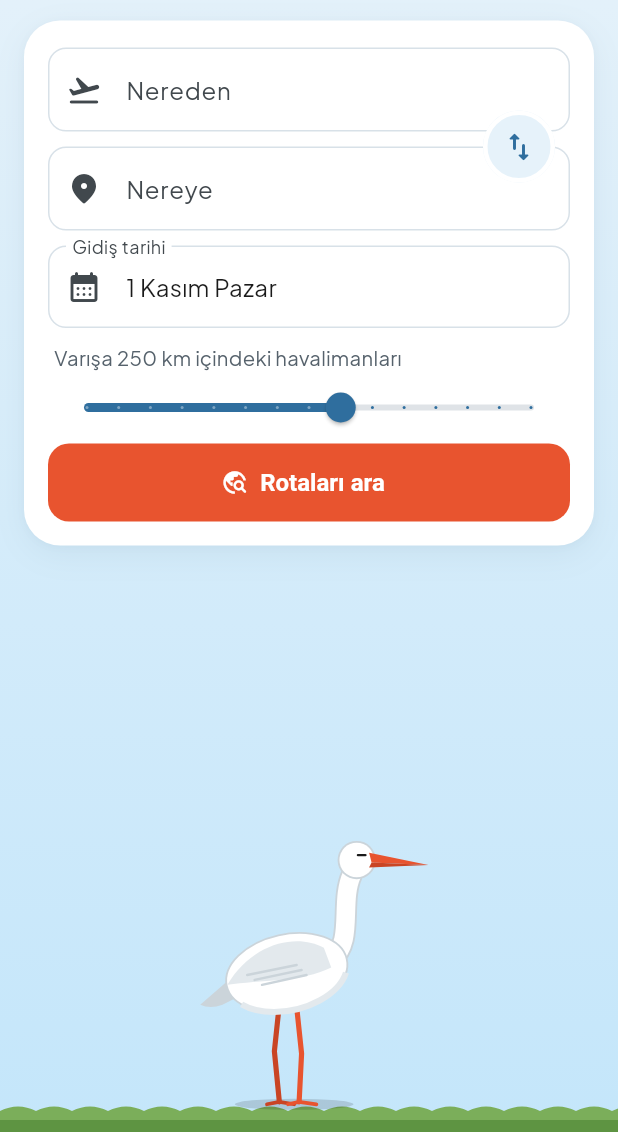
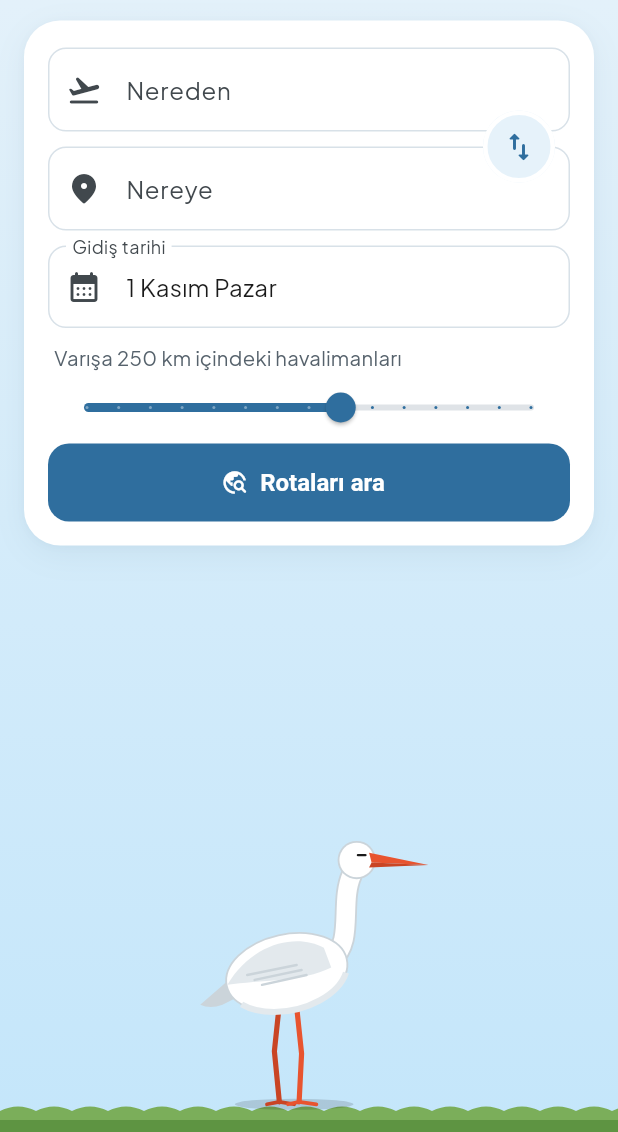
Before and after one commit to metinboraozke/leylek, a Flutter app: the screen it shows after launch, on a phone screen of 412 x 824 dp, the part 104-1236 px from its top. Run offline on Flutter 3.47's test engine with Material 3 defaults, Android fonts, the phone set to English and light mode, and no system bars; our stand-ins replace dio, equatable, flutter_bloc, lottie.

Commit message:
Tema: butonlar koyu gök mavisi, turuncu yalnızca logo ve vurgularda
Co-Authored-By: Claude Opus 5.5 <noreply@anthropic.com>

```diff
--- a/lib/core/theme/leylek_theme.dart
+++ b/lib/core/theme/leylek_theme.dart
@@ -61,7 +61,9 @@ abstract final class LeylekTheme {
       ),
       filledButtonTheme: FilledButtonThemeData(
         style: FilledButton.styleFrom(
-          backgroundColor: LeylekColors.beak,
+          // Butonlar göğün koyu tonunda; gaga turuncusu yalnızca logo ve
+          // küçük vurgularda kalır.
+          backgroundColor: LeylekColors.skyDeep,
           foregroundColor: LeylekColors.feather,
           minimumSize: const Size.fromHeight(52),
           shape: RoundedRectangleBorder(
```
